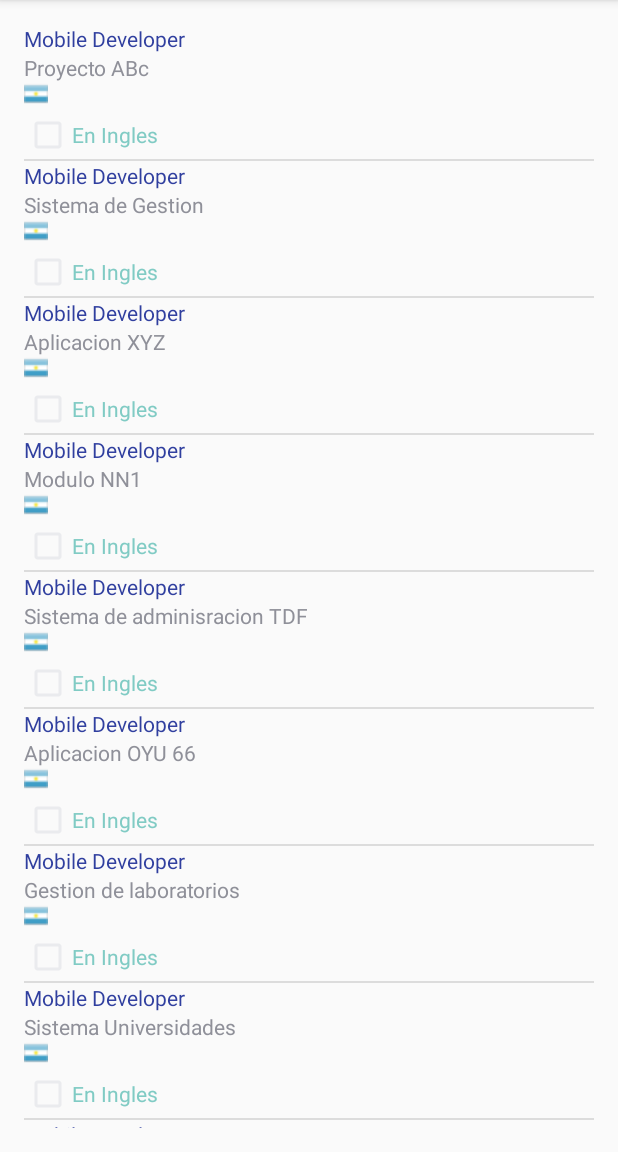
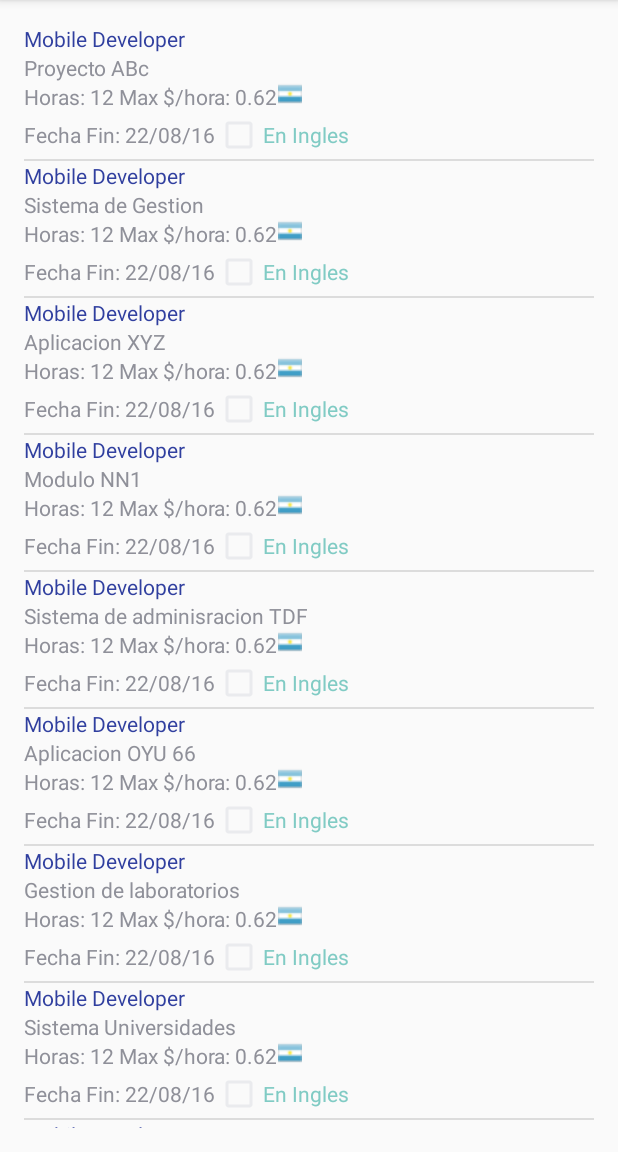
Before and after one commit to antico5/tp_3_dam, an Android app: the screen it shows after launch (MainActivity), on a phone screen of 412 x 824 dp, the part 84-1236 px from its top. Run offline under Robolectric (Android 15) with nearby library versions, the phone set to English and light mode, and no system bars.

Commit message:
Generamos los textos dinamicos a mostrar en el listview.

```diff
--- a/app/src/main/java/ar/edu/utn/frsf/andini_fpaz/lab03c2016/MainActivity.java
+++ b/app/src/main/java/ar/edu/utn/frsf/andini_fpaz/lab03c2016/MainActivity.java
@@ -12,6 +12,7 @@ import android.widget.ImageView;
 import android.widget.ListView;
 import android.widget.TextView;
 
+import java.text.SimpleDateFormat;
 import java.util.Arrays;
 import java.util.List;
 
@@ -34,9 +35,10 @@ public class MainActivity extends AppCompatActivity {
             TextView fecha = (TextView)row.findViewById(R.id.fecha);
 
             ImageView moneda = (ImageView)row.findViewById(R.id.moneda);
-
-            String textoHorasPrecio = "";
-            String textoFecha = "";
+            String precio = df.format(trabajo.getPrecioMaximoHora());
+            SimpleDateFormat datef = new SimpleDateFormat("dd/MM/yy");
+            String textoHorasPrecio = String.format("Horas: %d Max $/hora: %s", trabajo.getHorasPresupuestadas(), precio);
+            String textoFecha = String.format("Fecha Fin: %s",datef.format(trabajo.getFechaEntrega()));
 
             categoria.setText(trabajo.getCategoria().getDescripcion());
             descripcion.setText(trabajo.getDescripcion());
```
